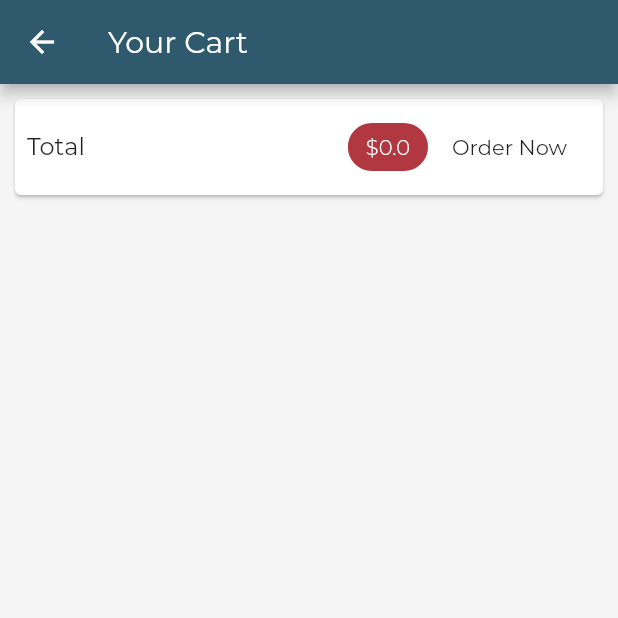
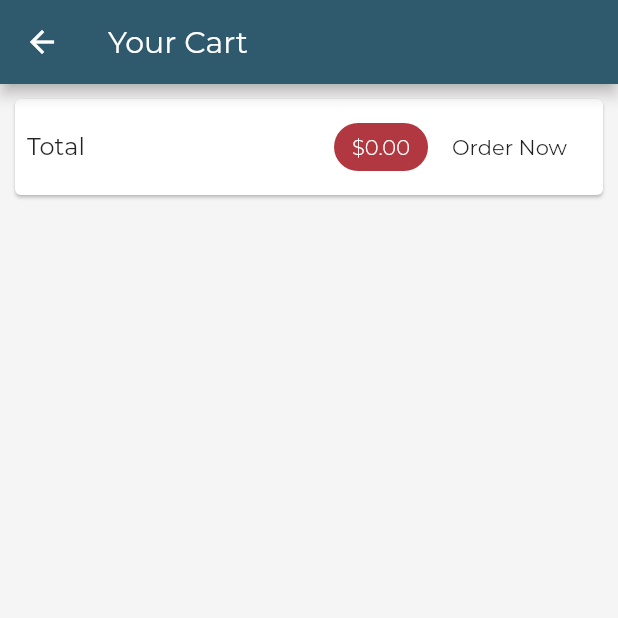
Before and after one commit to Allabergen/Shopd-Flutter, a Flutter app: the CartScreen screen opened by its route, after a tap on "Order Now", on a phone screen of 412 x 824 dp, the top half of it. Run offline on Flutter 3.47's test engine with Material 2 defaults, Android fonts, the phone set to English and light mode, and no system bars; network calls fail.

Commit message:
add Product Detail Data; add Orders provider; add Orders Screen; add Slide Drawer; make Orders expandable;

```diff
--- a/lib/providers/cart.dart
+++ b/lib/providers/cart.dart
@@ -48,6 +48,11 @@ class Cart with ChangeNotifier {
     _items.remove(pId);
     notifyListeners();
   }
+
+  void clear() {
+    _items = {};
+    notifyListeners();
+  }
 }
 
 class CartItem {
--- /dev/null
+++ b/lib/providers/orders.dart
@@ -0,0 +1,37 @@
+import 'package:flutter/foundation.dart';
+import 'package:shopd_flutter/providers/cart.dart';
+
+class Orders with ChangeNotifier {
+  List<OrderItem> _orders = [];
+
+  List<OrderItem> get orders {
+    return [..._orders];
+  }
+
+  void addOrder(List<CartItem> cartProducts, double total) {
+    _orders.insert(
+      0,
+      OrderItem(
+        id: DateTime.now().toString(),
+        amount: total,
+        products: cartProducts,
+        dateTime: DateTime.now(),
+      ),
+    );
+    notifyListeners();
+  }
+}
+
+class OrderItem {
+  final String id;
+  final double amount;
+  final List<CartItem> products;
+  final DateTime dateTime;
+
+  OrderItem({
+    @required this.id,
+    @required this.amount,
+    @required this.products,
+    @required this.dateTime,
+  });
+}
--- a/lib/screens/cart_screen.dart
+++ b/lib/screens/cart_screen.dart
@@ -1,6 +1,7 @@
 import 'package:flutter/material.dart';
 import 'package:provider/provider.dart';
 import 'package:shopd_flutter/providers/cart.dart' show Cart;
+import 'package:shopd_flutter/providers/orders.dart';
 import 'package:shopd_flutter/widgets/cart_item.dart';
 
 class CartScreen extends StatelessWidget {
@@ -30,14 +31,20 @@ class CartScreen extends StatelessWidget {
                   Spacer(),
                   Chip(
                     label: Text(
-                      '\$${cart.totalAmount}',
+                      '\$${cart.totalAmount.toStringAsFixed(2)}',
                       style: Theme.of(context).textTheme.body2,
                     ),
                     backgroundColor: Theme.of(context).accentColor,
                   ),
                   FlatButton(
                     child: Text('Order Now'),
-                    onPressed: () {},
+                    onPressed: () {
+                      Provider.of<Orders>(context).addOrder(
+                        cart.items.values.toList(),
+                        cart.totalAmount,
+                      );
+                      cart.clear();
+                    },
                   ),
                 ],
               ),
--- /dev/null
+++ b/lib/screens/orders_screen.dart
@@ -0,0 +1,27 @@
+import 'package:flutter/material.dart';
+import 'package:provider/provider.dart';
+import 'package:shopd_flutter/providers/orders.dart';
+import 'package:shopd_flutter/widgets/app_drawer.dart';
+import 'package:shopd_flutter/widgets/order_item.dart' as prefix0;
+
+class OrdersScreen extends StatelessWidget {
+  static const routeName = '/orders';
+
+  @override
+  Widget build(BuildContext context) {
+    final orderData = Provider.of<Orders>(context);
+
+    return Scaffold(
+      appBar: AppBar(
+        title: Text('Your Orders'),
+      ),
+      drawer: AppDrawer(),
+      body: ListView.builder(
+        itemCount: orderData.orders.length,
+        itemBuilder: (ctx, i) => prefix0.OrderItem(
+          orderData.orders[i],
+        ),
+      ),
+    );
+  }
+}
--- a/lib/screens/products_overview_screen.dart
+++ b/lib/screens/products_overview_screen.dart
@@ -4,6 +4,7 @@ import 'package:shopd_flutter/providers/cart.dart';
 import 'package:shopd_flutter/providers/product.dart';
 import 'package:shopd_flutter/providers/products.dart';
 import 'package:shopd_flutter/screens/cart_screen.dart';
+import 'package:shopd_flutter/widgets/app_drawer.dart';
 import 'package:shopd_flutter/widgets/badge.dart';
 import 'package:shopd_flutter/widgets/products_grid.dart';
 
@@ -71,6 +72,7 @@ class _ProductsOverviewScreenState extends State<ProductsOverviewScreen> {
           ),
         ),
       ),
+      drawer: AppDrawer(),
       body: ProductsGrid(_showOnlyFavorites),
     );
   }
--- /dev/null
+++ b/lib/widgets/order_item.dart
@@ -0,0 +1,67 @@
+import 'dart:math';
+
+import 'package:flutter/material.dart';
+import 'package:intl/intl.dart';
+import 'package:shopd_flutter/providers/orders.dart' as ord;
+
+class OrderItem extends StatefulWidget {
+  final ord.OrderItem order;
+
+  OrderItem(this.order);
+
+  @override
+  _OrderItemState createState() => _OrderItemState();
+}
+
+class _OrderItemState extends State<OrderItem> {
+  var _expanded = false;
+
+  @override
+  Widget build(BuildContext context) {
+    return Card(
+      margin: EdgeInsets.all(8.0),
+      child: Column(
+        children: <Widget>[
+          ListTile(
+            title: Text('\$${widget.order.amount}'),
+            subtitle: Text(
+              DateFormat('dd/MM/yyyy hh:mm').format(widget.order.dateTime),
+            ),
+            trailing: IconButton(
+              icon: Icon(_expanded ? Icons.expand_less : Icons.expand_more),
+              onPressed: () {
+                setState(() {
+                  _expanded = !_expanded;
+                });
+              },
+            ),
+          ),
+          if (_expanded)
+            Container(
+              padding: EdgeInsets.symmetric(horizontal: 16.0, vertical: 4.0),
+              height: min(widget.order.products.length * 20.0 + 10.0, 100.0),
+              child: ListView(
+                children: widget.order.products
+                    .map(
+                      (prod) => Row(
+                        mainAxisAlignment: MainAxisAlignment.spaceBetween,
+                        children: <Widget>[
+                          Text(
+                            prod.title,
+                            style: TextStyle(fontSize: 14.0),
+                          ),
+                          Text(
+                            '${prod.quantity} x \$${prod.price}',
+                            style: TextStyle(color: Colors.grey),
+                          ),
+                        ],
+                      ),
+                    )
+                    .toList(),
+              ),
+            ),
+        ],
+      ),
+    );
+  }
+}
--- a/pubspec.yaml
+++ b/pubspec.yaml
@@ -24,6 +24,7 @@ dependencies:
   # Use with the CupertinoIcons class for iOS style icons.
   cupertino_icons: ^0.1.2
   provider: ^3.0.0
+  intl: ^0.15.8
 
 dev_dependencies:
   flutter_test:
```
Also changed, not shown: lib/main.dart (+6 -2 lines), lib/screens/product_detail_screen.dart (+35 -0 lines), lib/widgets/app_drawer.dart (added, +37 -0 lines), pubspec.lock.
